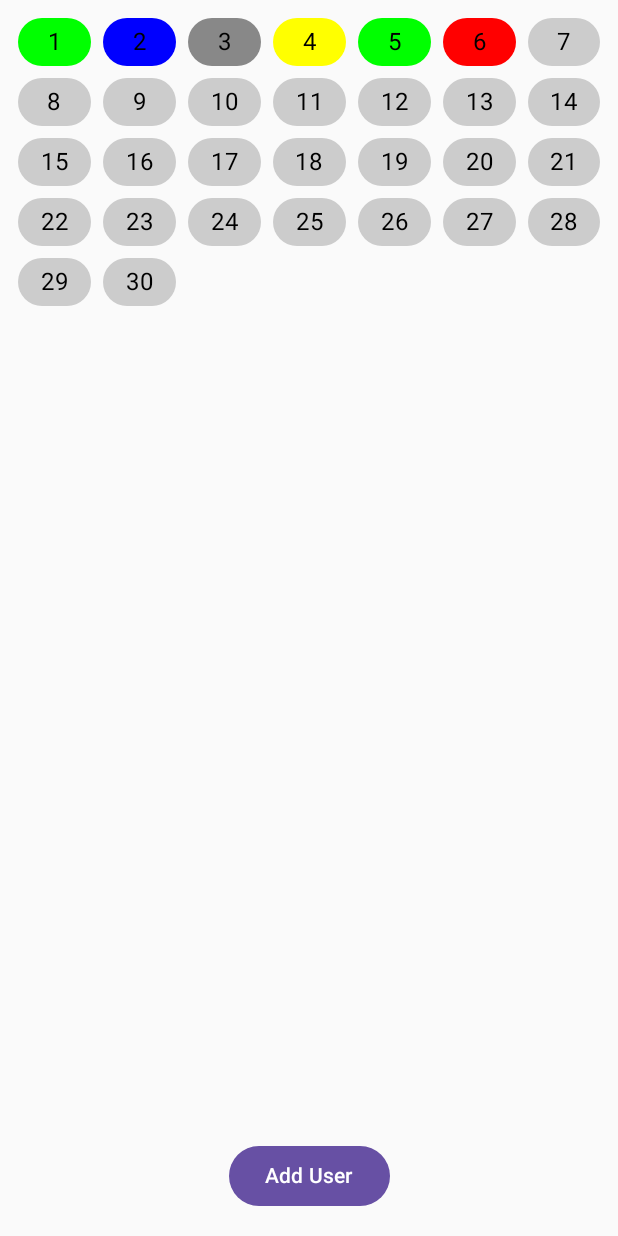
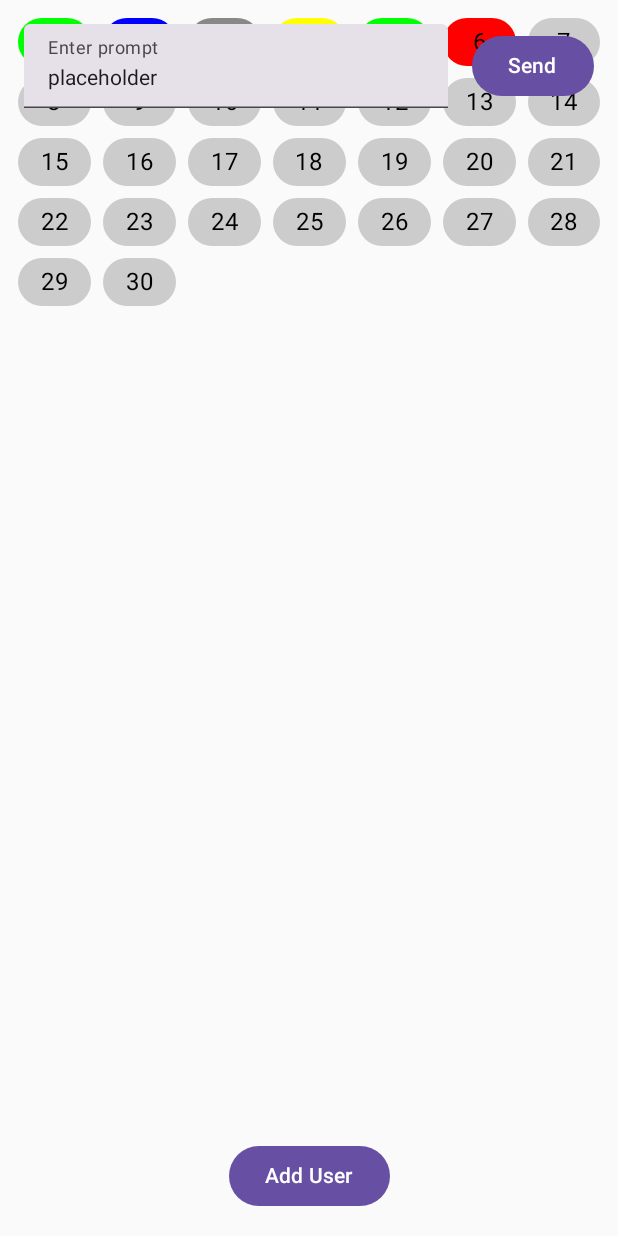
Before and after one commit to HanaLouizaMoussaoui/MOOd, an Android app built with Jetpack Compose: the screen it shows after launch (MainActivity), on a phone screen of 412 x 824 dp. Run offline under Robolectric (Android 15) with nearby library versions, the phone set to English and light mode, and no system bars; our stand-ins replace Room's generated code; libraries missing offline, so code that uses them is left out: com.google.ai.client.

Commit message:
AI Mostly implemented

```diff
--- a/app/build.gradle.kts
+++ b/app/build.gradle.kts
@@ -59,6 +59,7 @@ dependencies {
     ksp(libs.androidx.room.compiler)
     implementation(libs.androidx.room.ktx)
     implementation(libs.androidx.room.runtime)
+    implementation(libs.generativeai)
     annotationProcessor(libs.androidx.room.compiler)
     implementation(libs.androidx.lifecycle.runtime.ktx)
     implementation(libs.androidx.activity.compose)
--- a/app/src/main/java/com/example/mood/MainActivity.kt
+++ b/app/src/main/java/com/example/mood/MainActivity.kt
@@ -3,12 +3,15 @@ package com.example.mood
 import android.annotation.SuppressLint
 import android.app.AlertDialog
 import android.content.Context
+import android.graphics.Bitmap
+import android.graphics.BitmapFactory
 import android.os.Bundle
 import androidx.activity.ComponentActivity
 import androidx.activity.compose.setContent
 import androidx.compose.foundation.background
 import androidx.compose.foundation.layout.Box
 import androidx.compose.foundation.layout.PaddingValues
+import androidx.compose.foundation.layout.Row
 import androidx.compose.foundation.layout.Spacer
 import androidx.compose.foundation.layout.fillMaxSize
 import androidx.compose.foundation.layout.height
@@ -21,13 +24,23 @@ import androidx.compose.foundation.shape.CircleShape
 import androidx.compose.material3.Button
 import androidx.compose.material3.MaterialTheme
 import androidx.compose.material3.Text
+import androidx.compose.material3.TextField
 import androidx.compose.runtime.Composable
+import androidx.compose.runtime.getValue
+import androidx.compose.runtime.mutableIntStateOf
+import androidx.compose.runtime.mutableStateOf
+import androidx.compose.runtime.remember
+import androidx.compose.runtime.saveable.rememberSaveable
+import androidx.compose.runtime.setValue
 import androidx.compose.ui.Alignment
 import androidx.compose.ui.Modifier
 import androidx.compose.ui.graphics.Color
+import androidx.compose.ui.platform.LocalContext
+import androidx.compose.ui.res.stringResource
 import androidx.compose.ui.tooling.preview.Preview
 import androidx.compose.ui.unit.dp
 import androidx.lifecycle.lifecycleScope
+import androidx.lifecycle.viewModelScope
 import com.example.mood.data.DatabaseProvider
 import com.example.mood.data.MoodRepository
 import java.time.LocalDate
@@ -35,8 +48,18 @@ import java.time.YearMonth
 import com.example.mood.model.MoodType
 import com.example.mood.model.MoodHistory
 import com.example.mood.model.User
+import com.example.mood.ui.UiState
+import com.example.mood.viewmodel.MoodViewModel
+import com.google.ai.client.generativeai.BuildConfig
+import com.google.ai.client.generativeai.GenerativeModel
+import com.google.ai.client.generativeai.type.BlockThreshold
+import com.google.ai.client.generativeai.type.HarmCategory
+import com.google.ai.client.generativeai.type.SafetySetting
+import com.google.ai.client.generativeai.type.content
+import kotlinx.coroutines.Dispatchers
 import kotlinx.coroutines.launch
 import java.time.LocalDateTime.now
+
 
 
 class MainActivity : ComponentActivity() {
@@ -68,6 +91,7 @@ class MainActivity : ComponentActivity() {
                     Text("Add User")
                 }
                 MoodCalendar(monthLogs = sampleMoodLogs, user = user)
+                AIPromptBox()
             }
         }
     }
@@ -101,8 +125,41 @@ class MainActivity : ComponentActivity() {
     }
 }
 
+@Composable
+fun AIPromptBox(){
+    val moodViewModel = MoodViewModel()
+    val placeholderPrompt = "placeholder"
+    val placeholderResult = "results"
+    var prompt by rememberSaveable { mutableStateOf(placeholderPrompt) }
+    var result by rememberSaveable { mutableStateOf(placeholderResult) }
+    val context = LocalContext.current
 
+    Row(
+        modifier = Modifier.padding(all = 16.dp)
+    ) {
+        TextField(
+            value = prompt,
+            label = { Text("Enter prompt") },
+            onValueChange = { prompt = it },
+            modifier = Modifier
+                .weight(0.8f)
+                .padding(end = 16.dp)
+                .align(Alignment.CenterVertically)
+        )
 
+        Button(
+            onClick = {
+                moodViewModel.sendPrompt(prompt)
+            },
+            enabled = prompt.isNotEmpty(),
+            modifier = Modifier
+                .align(Alignment.CenterVertically)
+        ) {
+            Text(text = "Send")
+        }
+    }
+
+}
 
 @SuppressLint("NewApi")
 @Composable
--- /dev/null
+++ b/app/src/main/java/com/example/mood/ui/UiState.kt
@@ -0,0 +1,27 @@
+package com.example.mood.ui
+
+/**
+ * A sealed hierarchy describing the state of the text generation.
+ */
+sealed interface UiState {
+
+    /**
+     * Empty state when the screen is first shown
+     */
+    object Initial : UiState
+
+    /**
+     * Still loading
+     */
+    object Loading : UiState
+
+    /**
+     * Text has been generated
+     */
+    data class Success(val outputText: String) : UiState
+
+    /**
+     * There was an error generating text
+     */
+    data class Error(val errorMessage: String) : UiState
+}
--- a/app/src/main/java/com/example/mood/viewmodel/MoodViewModel.kt
+++ b/app/src/main/java/com/example/mood/viewmodel/MoodViewModel.kt
@@ -1,7 +1,47 @@
 package com.example.mood.viewmodel
 
+import android.graphics.Bitmap
 import androidx.lifecycle.ViewModel
+import androidx.lifecycle.viewModelScope
+import com.example.mood.ui.UiState
+import com.google.ai.client.generativeai.BuildConfig
+import com.google.ai.client.generativeai.GenerativeModel
+import com.google.ai.client.generativeai.type.content
+import kotlinx.coroutines.Dispatchers
+import kotlinx.coroutines.flow.MutableStateFlow
+import kotlinx.coroutines.flow.StateFlow
+import kotlinx.coroutines.flow.asStateFlow
+import kotlinx.coroutines.launch
 
 class MoodViewModel() : ViewModel() {
+    private val _uiState: MutableStateFlow<UiState> =
+        MutableStateFlow(UiState.Initial)
+    val uiState: StateFlow<UiState> =
+        _uiState.asStateFlow()
 
+    private val generativeModel = GenerativeModel(
+        modelName = "gemini-1.5-flash",
+        apiKey = "AIzaSyBWs3W5AfZTHoo57RcG0kJXNHqOFrFuxdM"
+    )
+
+    fun sendPrompt(
+        prompt: String
+    ) {
+        _uiState.value = UiState.Loading
+
+        viewModelScope.launch(Dispatchers.IO) {
+            try {
+                val response = generativeModel.generateContent(
+                    content {
+                        text(prompt)
+                    }
+                )
+                response.text?.let { outputContent ->
+                    _uiState.value = UiState.Success(outputContent)
+                }
+            } catch (e: Exception) {
+                _uiState.value = UiState.Error(e.localizedMessage ?: "")
+            }
+        }
+    }
 }
--- a/gradle.properties
+++ b/gradle.properties
@@ -21,3 +21,4 @@ kotlin.code.style=official
 # resources declared in the library itself and none from the library's dependencies,
 # thereby reducing the size of the R class for that library
 android.nonTransitiveRClass=true
+apiKey = AIzaSyBWs3W5AfZTHoo57RcG0kJXNHqOFrFuxdM
--- a/gradle/libs.versions.toml
+++ b/gradle/libs.versions.toml
@@ -1,6 +1,7 @@
 [versions]
 agp = "8.7.2"
 firebaseBom = "33.5.1"
+generativeai = "0.9.0"
 kotlin = "1.9.20"
 coreKtx = "1.15.0"
 junit = "4.13.2"
@@ -19,6 +20,7 @@ androidx-room-runtime = { module = "androidx.room:room-runtime", version.ref = "
 androidx-room-ktx = { module = "androidx.room:room-ktx", version.ref = "roomRuntime" }
 firebase-analytics = { module = "com.google.firebase:firebase-analytics" }
 firebase-bom = { module = "com.google.firebase:firebase-bom", version.ref = "firebaseBom" }
+generativeai = { module = "com.google.ai.client.generativeai:generativeai", version.ref = "generativeai" }
 junit = { group = "junit", name = "junit", version.ref = "junit" }
 androidx-junit = { group = "androidx.test.ext", name = "junit", version.ref = "junitVersion" }
 androidx-espresso-core = { group = "androidx.test.espresso", name = "espresso-core", version.ref = "espressoCore" }
```
Also changed, not shown: 1 other file.
